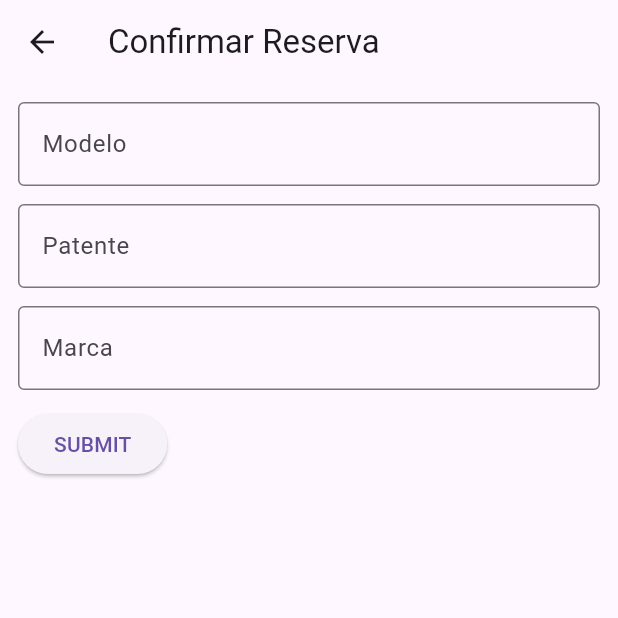
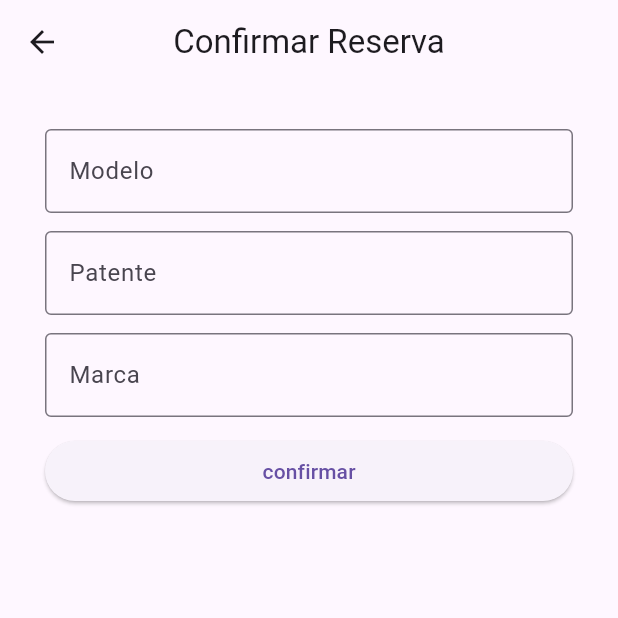
Before and after one commit to lautaro2034/tp3, a Flutter app: the ConfirmReservationPage screen opened directly, on a phone screen of 412 x 824 dp, the top half of it. Run offline on Flutter 3.47's test engine with Material 3 defaults, Android fonts, the phone set to English and light mode, and no system bars; our stand-ins replace firebase_core, go_router, google_nav_bar, table_calendar; missing offline and left inert: booking_calendar; accounts and stored records are empty.

Commit message:
arreglo de vistas

```diff
--- a/lib/presentations/screens/form_reserva.dart
+++ b/lib/presentations/screens/form_reserva.dart
@@ -16,12 +16,13 @@ class _ConfirmReservationPageState extends State<ConfirmReservationPage> {
   Widget build(BuildContext context) {
     return Scaffold(
       appBar: AppBar(
+        centerTitle: true,
         title: const Text('Confirmar Reserva'),
       ),
       body: Form(
         key: _formKey,
         child: Padding(
-          padding: const EdgeInsets.all(12.0),
+          padding: const EdgeInsets.all(30.0),
           child: Column(
             crossAxisAlignment: CrossAxisAlignment.start,
             children: <Widget>[
@@ -47,10 +48,8 @@ class _ConfirmReservationPageState extends State<ConfirmReservationPage> {
               ),
               const SizedBox(height: 12),
               ElevatedButton(
-                onPressed: () {
-                  // Logica para el botón SUBMIT
-                },
-                child: const Text('SUBMIT'),
+                onPressed: () {},
+                child: const Center(child: Text('confirmar')),
               ),
             ],
           ),
--- a/lib/presentations/screens/home.dart
+++ b/lib/presentations/screens/home.dart
@@ -31,8 +31,8 @@ class _HomeState extends State<Home> {
     const Text('Retirar Auto'),
 
     // Calendario de las reservas
-    //const ConfirmReservationPage(),
-    const BookingCalendarDemoApp(),
+    const ConfirmReservationPage(),
+    //const BookingCalendarDemoApp(),
     //const AdminReservationCalendar(),
 
     // Screen de busqueda de auto
```
Also changed, not shown: lib/main.dart (+3 -4 lines).
